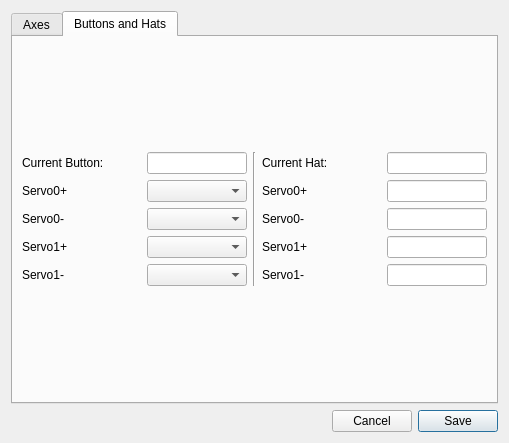
Old version of the form Monterey/rovmappings.ui in the repository rovsuite/monterey.
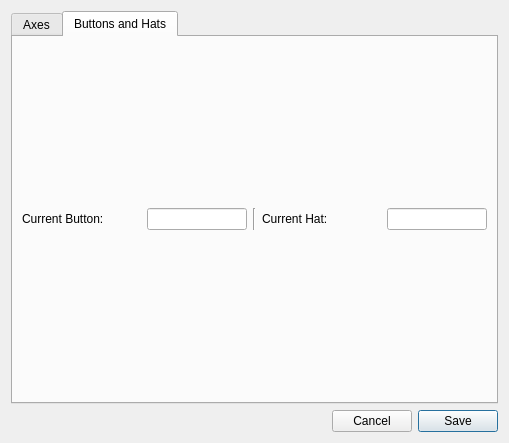
New version of the form. The open tabs and pages were chosen to show the change.

Commit message:
Made it easier to change the amount of servos
Cleaned up some old code, as well.

Now the servos are programatically set up to make it easier to change servo values without adding extra code.  Still need to test with a joystick but I don't have one on me right now.

Diff of the .ui file:
```diff
--- a/Monterey/rovmappings.ui
+++ b/Monterey/rovmappings.ui
@@ -342,138 +342,6 @@
            </item>
           </layout>
          </item>
-         <item>
-          <layout class="QHBoxLayout" name="horizontalLayout_25">
-           <item>
-            <widget class="QLabel" name="label_26">
-             <property name="text">
-              <string>Servo0+</string>
-             </property>
-            </widget>
-           </item>
-           <item>
-            <widget class="QLineEdit" name="leS0IHat">
-             <property name="sizePolicy">
-              <sizepolicy hsizetype="Fixed" vsizetype="Fixed">
-               <horstretch>0</horstretch>
-               <verstretch>0</verstretch>
-              </sizepolicy>
-             </property>
-             <property name="maximumSize">
-              <size>
-               <width>100</width>
-               <height>16777215</height>
-              </size>
-             </property>
-             <property name="inputMask">
-              <string/>
-             </property>
-             <property name="alignment">
-              <set>Qt::AlignCenter</set>
-             </property>
-            </widget>
-           </item>
-          </layout>
-         </item>
-         <item>
-          <layout class="QHBoxLayout" name="horizontalLayout_26">
-           <item>
-            <widget class="QLabel" name="label_27">
-             <property name="text">
-              <string>Servo0-</string>
-             </property>
-            </widget>
-           </item>
-           <item>
-            <widget class="QLineEdit" name="leS0DHat">
-             <property name="sizePolicy">
-              <sizepolicy hsizetype="Fixed" vsizetype="Fixed">
-               <horstretch>0</horstretch>
-               <verstretch>0</verstretch>
-              </sizepolicy>
-             </property>
-             <property name="maximumSize">
-              <size>
-               <width>100</width>
-               <height>16777215</height>
-              </size>
-             </property>
-             <property name="inputMask">
-              <string/>
-             </property>
-             <property name="alignment">
-              <set>Qt::AlignCenter</set>
-             </property>
-            </widget>
-           </item>
-          </layout>
-         </item>
-         <item>
-          <layout class="QHBoxLayout" name="horizontalLayout_27">
-           <item>
-            <widget class="QLabel" name="label_28">
-             <property name="text">
-              <string>Servo1+</string>
-             </property>
-            </widget>
-           </item>
-           <item>
-            <widget class="QLineEdit" name="leS1IHat">
-             <property name="sizePolicy">
-              <sizepolicy hsizetype="Fixed" vsizetype="Fixed">
-               <horstretch>0</horstretch>
-               <verstretch>0</verstretch>
-              </sizepolicy>
-             </property>
-             <property name="maximumSize">
-              <size>
-               <width>100</width>
-               <height>16777215</height>
-              </size>
-             </property>
-             <property name="inputMask">
-              <string/>
-             </property>
-             <property name="alignment">
-              <set>Qt::AlignCenter</set>
-             </property>
-            </widget>
-           </item>
-          </layout>
-         </item>
-         <item>
-          <layout class="QHBoxLayout" name="horizontalLayout_28">
-           <item>
-            <widget class="QLabel" name="label_29">
-             <property name="text">
-              <string>Servo1-</string>
-             </property>
-            </widget>
-           </item>
-           <item>
-            <widget class="QLineEdit" name="leS1DHat">
-             <property name="sizePolicy">
-              <sizepolicy hsizetype="Fixed" vsizetype="Fixed">
-               <horstretch>0</horstretch>
-               <verstretch>0</verstretch>
-              </sizepolicy>
-             </property>
-             <property name="maximumSize">
-              <size>
-               <width>100</width>
-               <height>16777215</height>
-              </size>
-             </property>
-             <property name="inputMask">
-              <string/>
-             </property>
-             <property name="alignment">
-              <set>Qt::AlignCenter</set>
-             </property>
-            </widget>
-           </item>
-          </layout>
-         </item>
         </layout>
        </item>
        <item row="0" column="0">
@@ -520,138 +388,6 @@
            </item>
           </layout>
          </item>
-         <item>
-          <layout class="QHBoxLayout" name="horizontalLayout_18">
-           <item>
-            <widget class="QLabel" name="label_19">
-             <property name="text">
-              <string>Servo0+</string>
-             </property>
-            </widget>
-           </item>
-           <item>
-            <widget class="QComboBox" name="cbS0IBut">
-             <property name="sizePolicy">
-              <sizepolicy hsizetype="Fixed" vsizetype="Fixed">
-               <horstretch>0</horstretch>
-               <verstretch>0</verstretch>
-              </sizepolicy>
-             </property>
-             <property name="minimumSize">
-              <size>
-               <width>100</width>
-               <height>0</height>
-              </size>
-             </property>
-             <property name="maximumSize">
-              <size>
-               <width>100</width>
-               <height>16777215</height>
-              </size>
-             </property>
-            </widget>
-           </item>
-          </layout>
-         </item>
-         <item>
-          <layout class="QHBoxLayout" name="horizontalLayout_19">
-           <item>
-            <widget class="QLabel" name="label_20">
-             <property name="text">
-              <string>Servo0-</string>
-             </property>
-            </widget>
-           </item>
-           <item>
-            <widget class="QComboBox" name="cbS0DBut">
-             <property name="sizePolicy">
-              <sizepolicy hsizetype="Fixed" vsizetype="Fixed">
-               <horstretch>0</horstretch>
-               <verstretch>0</verstretch>
-              </sizepolicy>
-             </property>
-             <property name="minimumSize">
-              <size>
-               <width>100</width>
-               <height>0</height>
-              </size>
-             </property>
-             <property name="maximumSize">
-              <size>
-               <width>100</width>
-               <height>16777215</height>
-              </size>
-             </property>
-            </widget>
-           </item>
-          </layout>
-         </item>
-         <item>
-          <layout class="QHBoxLayout" name="horizontalLayout_20">
-           <item>
-            <widget class="QLabel" name="label_21">
-             <property name="text">
-              <string>Servo1+</string>
-             </property>
-            </widget>
-           </item>
-           <item>
-            <widget class="QComboBox" name="cbS1IBut">
-             <property name="sizePolicy">
-              <sizepolicy hsizetype="Fixed" vsizetype="Fixed">
-               <horstretch>0</horstretch>
-               <verstretch>0</verstretch>
-              </sizepolicy>
-             </property>
-             <property name="minimumSize">
-              <size>
-               <width>100</width>
-               <height>0</height>
-              </size>
-             </property>
-             <property name="maximumSize">
-              <size>
-               <width>100</width>
-               <height>16777215</height>
-              </size>
-             </property>
-            </widget>
-           </item>
-          </layout>
-         </item>
-         <item>
-          <layout class="QHBoxLayout" name="horizontalLayout_21">
-           <item>
-            <widget class="QLabel" name="label_22">
-             <property name="text">
-              <string>Servo1-</string>
-             </property>
-            </widget>
-           </item>
-           <item>
-            <widget class="QComboBox" name="cbS1DBut">
-             <property name="sizePolicy">
-              <sizepolicy hsizetype="Fixed" vsizetype="Fixed">
-               <horstretch>0</horstretch>
-               <verstretch>0</verstretch>
-              </sizepolicy>
-             </property>
-             <property name="minimumSize">
-              <size>
-               <width>100</width>
-               <height>0</height>
-              </size>
-             </property>
-             <property name="maximumSize">
-              <size>
-               <width>100</width>
-               <height>16777215</height>
-              </size>
-             </property>
-            </widget>
-           </item>
-          </layout>
-         </item>
         </layout>
        </item>
        <item row="0" column="1">
```
Left out of the diff: 14 changed lines with no effect on the pictures. The commit also changes 10 other files.
